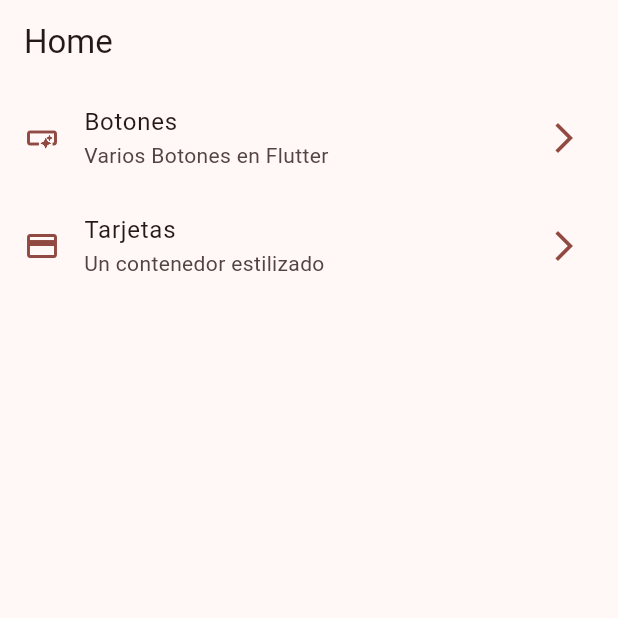
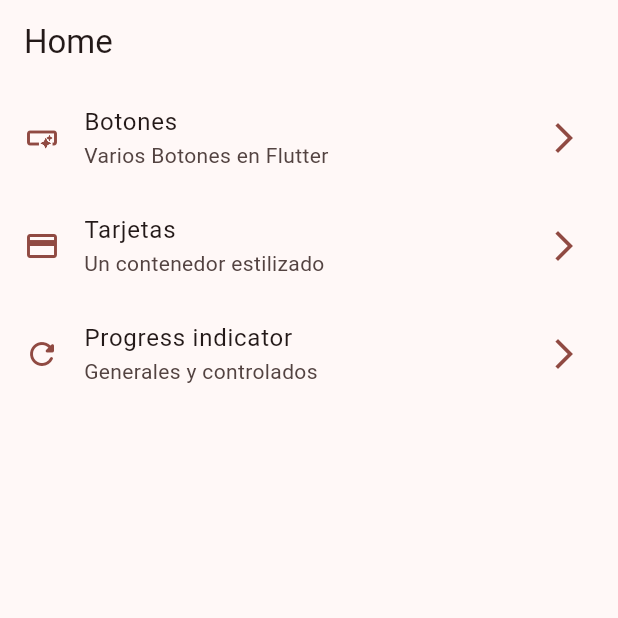
Before and after one commit to SebastianCoronaOptimen/CrusoFlutter, a Flutter app: the screen it shows after launch, on a phone screen of 412 x 824 dp, the top half of it. Run offline on Flutter 3.47's test engine with Material 3 defaults, Android fonts, the phone set to English and light mode, and no system bars; our stand-ins replace animate_do, dio, go_router, video_player.

Commit message:
progress indicator

```diff
--- a/widgets_app/lib/config/menu/menu_items.dart
+++ b/widgets_app/lib/config/menu/menu_items.dart
@@ -26,5 +26,11 @@ const appMenuItems = <MenuItem>[
     subtitle: 'Un contenedor estilizado',
     link: '/cards',
     icon: Icons.credit_card
-    )
+    ),
+    MenuItem(
+    title: 'Progress indicator',
+    subtitle: 'Generales y controlados',
+    link: '/progress',
+    icon: Icons.refresh_rounded
+    ),
 ];
--- a/widgets_app/lib/config/router/app_router.dart
+++ b/widgets_app/lib/config/router/app_router.dart
@@ -22,5 +22,10 @@ final appRouter = GoRouter(
       path: '/cards',
       builder: (context, state) => const CardsScreen(),
     ),
+        GoRoute(
+      name: ProgressScreen.name,
+      path: '/progress',
+      builder: (context, state) => const ProgressScreen(),
+    ),
   ],
 );
```
Also changed, not shown: widgets_app/lib/presentation/screens/progress/pregress_screen.dart (+56 -1 lines).
